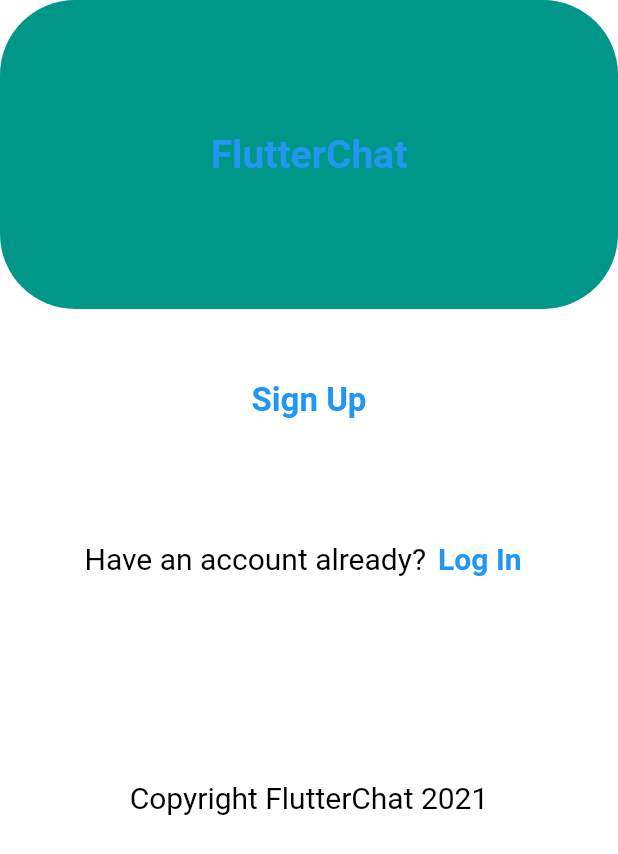
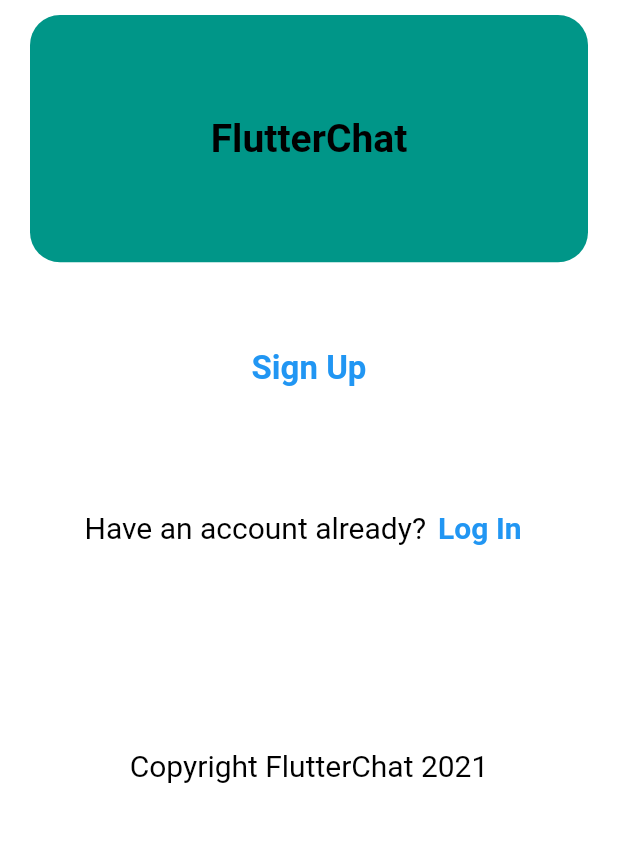
Before and after one commit to zuruoke/flutterchat, a Flutter app: the screen it shows after launch, on a phone screen of 412 x 824 dp. Shown: the top 854 px of the screen. Run offline on Flutter 3.47's test engine with Material 2 defaults, Android fonts, the phone set to English and light mode, and no system bars; our stand-ins replace cloud_firestore, firebase_auth, firebase_core, firebase_storage, image_picker, shared_preferences; accounts and stored records are empty.

```diff
--- a/lib/view_model/userlist_model.dart
+++ b/lib/view_model/userlist_model.dart
@@ -62,7 +62,7 @@ class _UserListItemState extends State<UserListItem> {
               username: widget.username,
               currentUsername: state.username
               )
-            )) : print('not allowed');
+            )) : print('you are not allowed to chat with yourserlf');
         },
         ),
         SizedBox(height: 15,),
--- a/lib/views/auth_screens/landing_pade.dart
+++ b/lib/views/auth_screens/landing_pade.dart
@@ -15,13 +15,14 @@ class LandingPage extends StatelessWidget {
           child: Column(
             children: [
               Container(
-                height: 0.25 * mq.height,
+                margin: EdgeInsets.symmetric(horizontal: 20, vertical: 10),
+                height: 0.20 * mq.height,
                 decoration: BoxDecoration(
-                  borderRadius: BorderRadius.circular(50),
+                  borderRadius: BorderRadius.circular(20),
                   color: Colors.teal,
                 ) ,
             child: Align(
-              child: Text("FlutterChat", style: TextStyle(fontSize: 26, color: Colors.blue, fontWeight: FontWeight.bold),),
+              child: Text("FlutterChat", style: TextStyle(fontSize: 26, color: Colors.black, fontWeight: FontWeight.bold),),
             ),
               ),
             SizedBox(height: 0.09 * mq.width,),
```
Also changed, not shown: lib/view_model/messages.dart (+16 -1 lines), lib/views/chat_screen.dart (+2 -11 lines).
